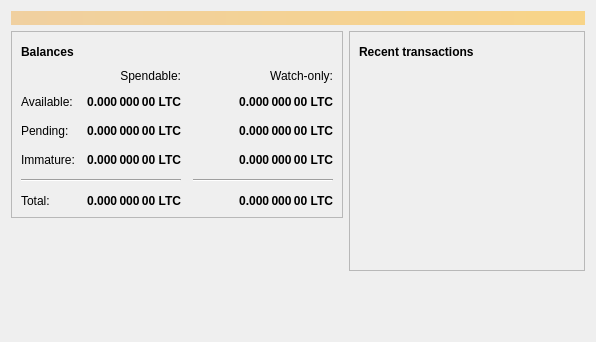
Qt form src/qt/forms/overviewpage.ui (japaricoin/japaricoin) before a commit.
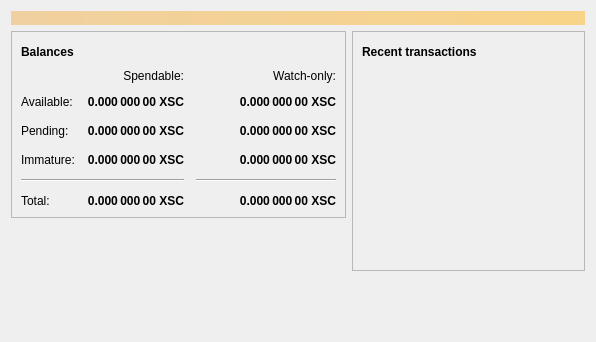
The same form after that commit. Icons and pictures are not drawn.

What changed in the file:
```diff
--- a/src/qt/forms/overviewpage.ui
+++ b/src/qt/forms/overviewpage.ui
@@ -129,7 +129,7 @@
                <string>Unconfirmed transactions to watch-only addresses</string>
               </property>
               <property name="text">
-               <string notr="true">0.000 000 00 LTC</string>
+               <string notr="true">0.000 000 00 XSC</string>
               </property>
               <property name="alignment">
                <set>Qt::AlignRight|Qt::AlignTrailing|Qt::AlignVCenter</set>
@@ -154,7 +154,7 @@
                <string>Total of transactions that have yet to be confirmed, and do not yet count toward the spendable balance</string>
               </property>
               <property name="text">
-               <string notr="true">0.000 000 00 LTC</string>
+               <string notr="true">0.000 000 00 XSC</string>
               </property>
               <property name="alignment">
                <set>Qt::AlignRight|Qt::AlignTrailing|Qt::AlignVCenter</set>
@@ -179,7 +179,7 @@
                <string>Mined balance in watch-only addresses that has not yet matured</string>
               </property>
               <property name="text">
-               <string notr="true">0.000 000 00 LTC</string>
+               <string notr="true">0.000 000 00 XSC</string>
               </property>
               <property name="alignment">
                <set>Qt::AlignRight|Qt::AlignTrailing|Qt::AlignVCenter</set>
@@ -237,7 +237,7 @@
                <string>Mined balance that has not yet matured</string>
               </property>
               <property name="text">
-               <string notr="true">0.000 000 00 LTC</string>
+               <string notr="true">0.000 000 00 XSC</string>
               </property>
               <property name="alignment">
                <set>Qt::AlignRight|Qt::AlignTrailing|Qt::AlignVCenter</set>
@@ -282,7 +282,7 @@
                <string>Your current total balance</string>
               </property>
               <property name="text">
-               <string notr="true">0.000 000 00 LTC</string>
+               <string notr="true">0.000 000 00 XSC</string>
               </property>
               <property name="alignment">
                <set>Qt::AlignRight|Qt::AlignTrailing|Qt::AlignVCenter</set>
@@ -307,7 +307,7 @@
                <string>Current total balance in watch-only addresses</string>
               </property>
               <property name="text">
-               <string notr="true">0.000 000 00 LTC</string>
+               <string notr="true">0.000 000 00 XSC</string>
               </property>
               <property name="alignment">
                <set>Qt::AlignRight|Qt::AlignTrailing|Qt::AlignVCenter</set>
@@ -349,7 +349,7 @@
                <string>Your current spendable balance</string>
               </property>
               <property name="text">
-               <string notr="true">0.000 000 00 LTC</string>
+               <string notr="true">0.000 000 00 XSC</string>
               </property>
               <property name="alignment">
                <set>Qt::AlignRight|Qt::AlignTrailing|Qt::AlignVCenter</set>
@@ -374,7 +374,7 @@
                <string>Your current balance in watch-only addresses</string>
               </property>
               <property name="text">
-               <string notr="true">0.000 000 00 LTC</string>
+               <string notr="true">0.000 000 00 XSC</string>
               </property>
               <property name="alignment">
                <set>Qt::AlignRight|Qt::AlignTrailing|Qt::AlignVCenter</set>
```
Left out of the diff: 4 changed lines with no effect on the pictures.
